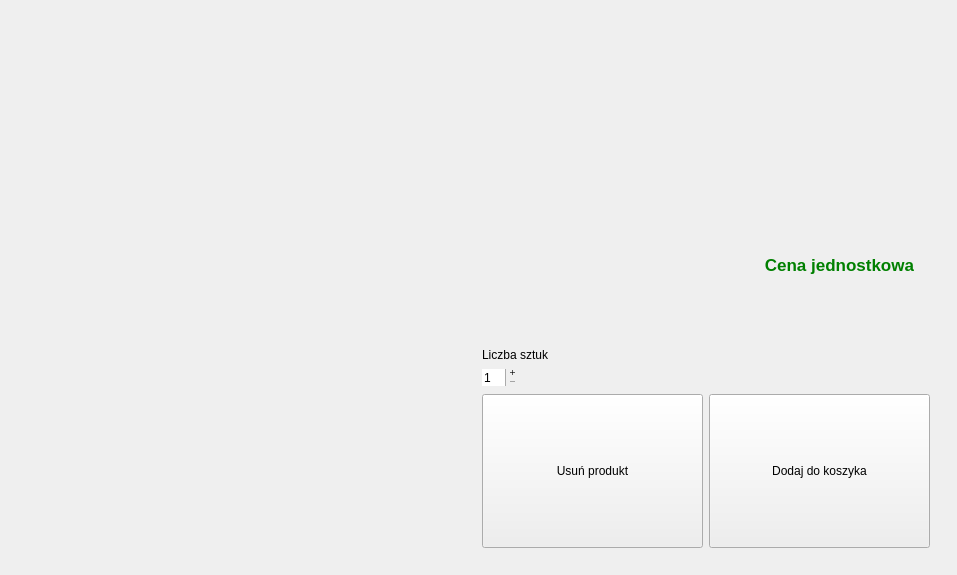
This is productdetailpage.ui in ebbe3000/shop as Qt 5 draws it before an edit. The edited form follows.
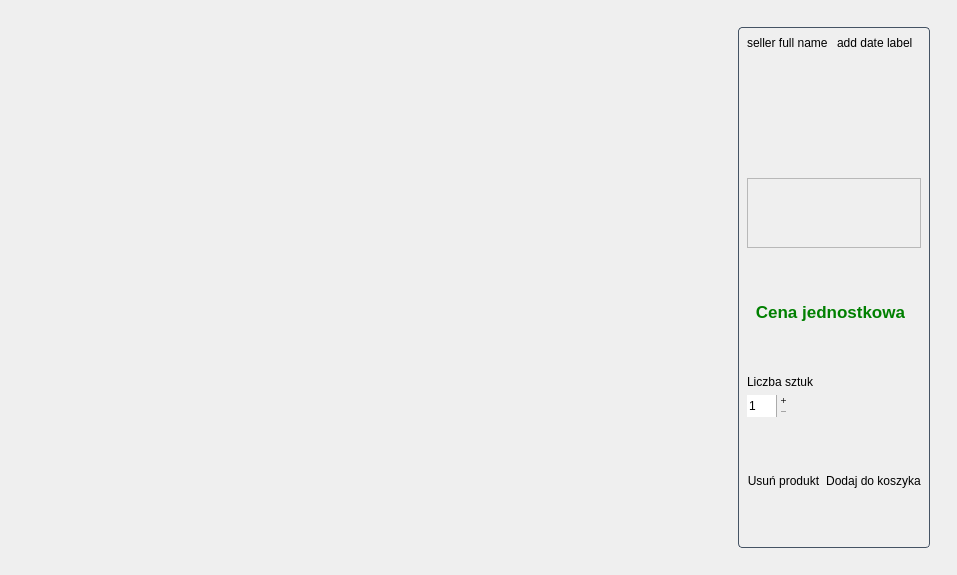
This is the edited form.

The edit to the form file:
```diff
--- a/productdetailpage.ui
+++ b/productdetailpage.ui
@@ -13,9 +13,14 @@
   <property name="windowTitle">
    <string>Form</string>
   </property>
+  <property name="styleSheet">
+   <string notr="true">QPushButton {
+	border-radius: 4px;
+}</string>
+  </property>
   <layout class="QHBoxLayout" name="horizontalLayout_2">
    <item>
-    <layout class="QHBoxLayout" name="mainLayout" stretch="1,1">
+    <layout class="QHBoxLayout" name="mainLayout" stretch="1,0">
      <property name="leftMargin">
       <number>16</number>
      </property>
@@ -29,29 +34,35 @@
       <number>16</number>
      </property>
      <item>
-      <layout class="QVBoxLayout" name="leftVLayout" stretch="0">
+      <layout class="QVBoxLayout" name="leftVLayout"/>
+     </item>
+     <item>
+      <widget class="QWidget" name="rightWidget" native="true">
+       <property name="styleSheet">
+        <string notr="true">QWidget#rightWidget {
+	border-radius: 4px;
+	border: 1px solid #455364;
+}</string>
+       </property>
+       <layout class="QVBoxLayout" name="rightVLayout" stretch="0,1,0,1,0,0,1">
        <item>
         <layout class="QHBoxLayout" name="horizontalLayout">
          <item>
           <widget class="QLabel" name="sellerLabel">
            <property name="text">
-            <string/>
+             <string>seller full name</string>
            </property>
           </widget>
          </item>
          <item>
           <widget class="QLabel" name="addDateLabel">
            <property name="text">
-            <string/>
+             <string>add date label</string>
            </property>
           </widget>
          </item>
         </layout>
        </item>
-      </layout>
-     </item>
-     <item>
-      <layout class="QVBoxLayout" name="rightVLayout" stretch="1,1,0,0,1">
        <item>
         <widget class="QLabel" name="productNameLabel">
          <property name="font">
@@ -65,6 +76,50 @@
          </property>
         </widget>
        </item>
+        <item>
+         <widget class="QScrollArea" name="scrollArea">
+          <property name="widgetResizable">
+           <bool>true</bool>
+          </property>
+          <widget class="QWidget" name="scrollAreaWidgetContents">
+           <property name="geometry">
+            <rect>
+             <x>0</x>
+             <y>0</y>
+             <width>170</width>
+             <height>69</height>
+            </rect>
+           </property>
+           <layout class="QHBoxLayout" name="horizontalLayout_3">
+            <property name="spacing">
+             <number>0</number>
+            </property>
+            <property name="leftMargin">
+             <number>0</number>
+            </property>
+            <property name="topMargin">
+             <number>0</number>
+            </property>
+            <property name="rightMargin">
+             <number>0</number>
+            </property>
+            <property name="bottomMargin">
+             <number>0</number>
+            </property>
+            <item>
+             <widget class="QLabel" name="descriptionLabel">
+              <property name="text">
+               <string/>
+              </property>
+              <property name="wordWrap">
+               <bool>true</bool>
+              </property>
+             </widget>
+            </item>
+           </layout>
+          </widget>
+         </widget>
+        </item>
        <item>
         <layout class="QHBoxLayout" name="priceLayout" stretch="1,0">
          <item>
@@ -164,6 +219,12 @@
              <verstretch>0</verstretch>
             </sizepolicy>
            </property>
+            <property name="maximumSize">
+             <size>
+              <width>16777215</width>
+              <height>121</height>
+             </size>
+            </property>
            <property name="text">
             <string>Usuń produkt</string>
            </property>
@@ -177,6 +238,12 @@
              <verstretch>0</verstretch>
             </sizepolicy>
            </property>
+            <property name="maximumSize">
+             <size>
+              <width>16777215</width>
+              <height>121</height>
+             </size>
+            </property>
            <property name="text">
             <string>Dodaj do koszyka</string>
            </property>
@@ -185,6 +252,7 @@
         </layout>
        </item>
       </layout>
+      </widget>
      </item>
     </layout>
    </item>
```
Lines whose indentation alone changed are shown as unchanged.
